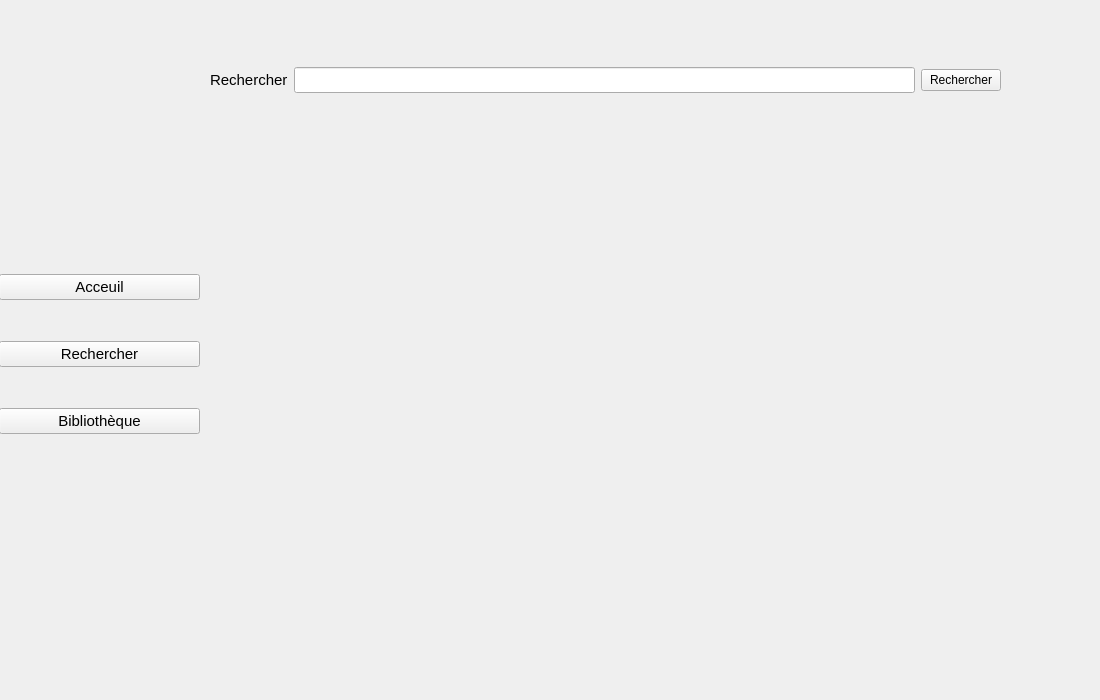
This is src/ui/MainWindow.ui in Didiloy/python_librairy_app as Qt 5 draws it before an edit. The edited form follows.
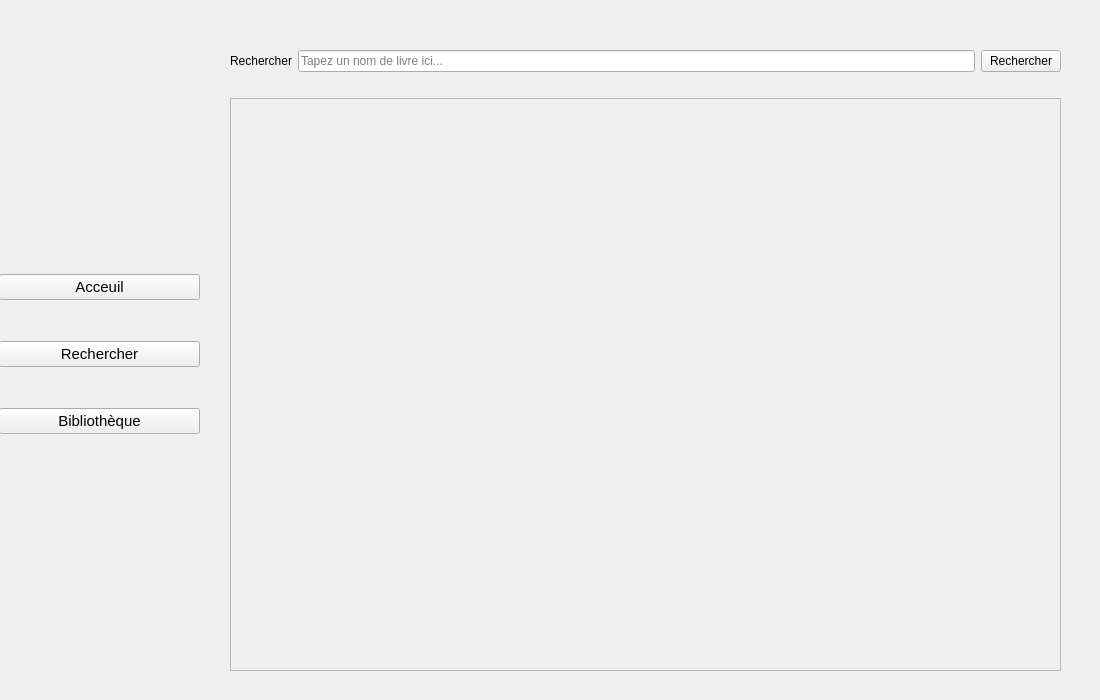
This is the edited form.

Patch:
```diff
--- a/src/ui/MainWindow.ui
+++ b/src/ui/MainWindow.ui
@@ -30,77 +30,80 @@
         <property name="styleSheet">
          <string notr="true"></string>
         </property>
-        <widget class="QWidget" name="gridLayoutWidget">
+        <widget class="QWidget" name="">
          <property name="geometry">
           <rect>
-           <x>10</x>
-           <y>40</y>
-           <width>791</width>
-           <height>80</height>
+           <x>30</x>
+           <y>30</y>
+           <width>831</width>
+           <height>641</height>
           </rect>
          </property>
-         <layout class="QGridLayout" name="searchGridLayout">
+         <layout class="QGridLayout" name="gridLayoutSearchWidget">
+          <item row="0" column="0">
+           <layout class="QGridLayout" name="gridLayoutSearchBar">
+            <property name="topMargin">
+             <number>20</number>
+            </property>
+            <property name="bottomMargin">
+             <number>20</number>
+            </property>
           <item row="0" column="0">
            <widget class="QLabel" name="searchLabel">
-            <property name="font">
-             <font>
-              <pointsize>11</pointsize>
-             </font>
-            </property>
-            <property name="styleSheet">
-             <string notr="true"></string>
-            </property>
             <property name="text">
              <string>Rechercher</string>
             </property>
            </widget>
           </item>
-          <item row="0" column="1">
-           <widget class="QLineEdit" name="searchLineEdit">
-            <property name="font">
-             <font>
-              <pointsize>11</pointsize>
-             </font>
-            </property>
-            <property name="styleSheet">
-             <string notr="true"></string>
-            </property>
-           </widget>
-          </item>
           <item row="0" column="2">
            <widget class="QPushButton" name="searchButton">
-            <property name="styleSheet">
-             <string notr="true"></string>
-            </property>
             <property name="text">
              <string>Rechercher</string>
             </property>
            </widget>
           </item>
-         </layout>
-        </widget>
+            <item row="0" column="1">
+             <widget class="QLineEdit" name="searchLineEdit">
+              <property name="placeholderText">
+               <string>Tapez un nom de livre ici...</string>
+              </property>
+             </widget>
+            </item>
+           </layout>
+          </item>
+          <item row="1" column="0">
+           <widget class="QScrollArea" name="scrollArea">
+            <property name="widgetResizable">
+             <bool>true</bool>
+            </property>
+            <widget class="QWidget" name="scrollAreaWidgetContents">
+             <property name="geometry">
+              <rect>
+               <x>0</x>
+               <y>0</y>
+               <width>827</width>
+               <height>566</height>
+              </rect>
+             </property>
         <widget class="QLabel" name="answerLabel">
          <property name="geometry">
           <rect>
-           <x>170</x>
-           <y>280</y>
-           <width>461</width>
-           <height>211</height>
-          </rect>
-         </property>
-         <property name="font">
-          <font>
-           <pointsize>11</pointsize>
-          </font>
-         </property>
-         <property name="styleSheet">
-          <string notr="true"></string>
-         </property>
+                <x>80</x>
+                <y>50</y>
+                <width>271</width>
+                <height>201</height>
+               </rect>
+              </property>
          <property name="text">
           <string/>
          </property>
         </widget>
        </widget>
+           </widget>
+          </item>
+         </layout>
+        </widget>
+       </widget>
        <widget class="QWidget" name="homeWidget">
         <property name="styleSheet">
          <string notr="true"></string>
```
Left out of the diff: 12 changed lines with no effect on the pictures. Lines whose indentation alone changed are shown as unchanged.
